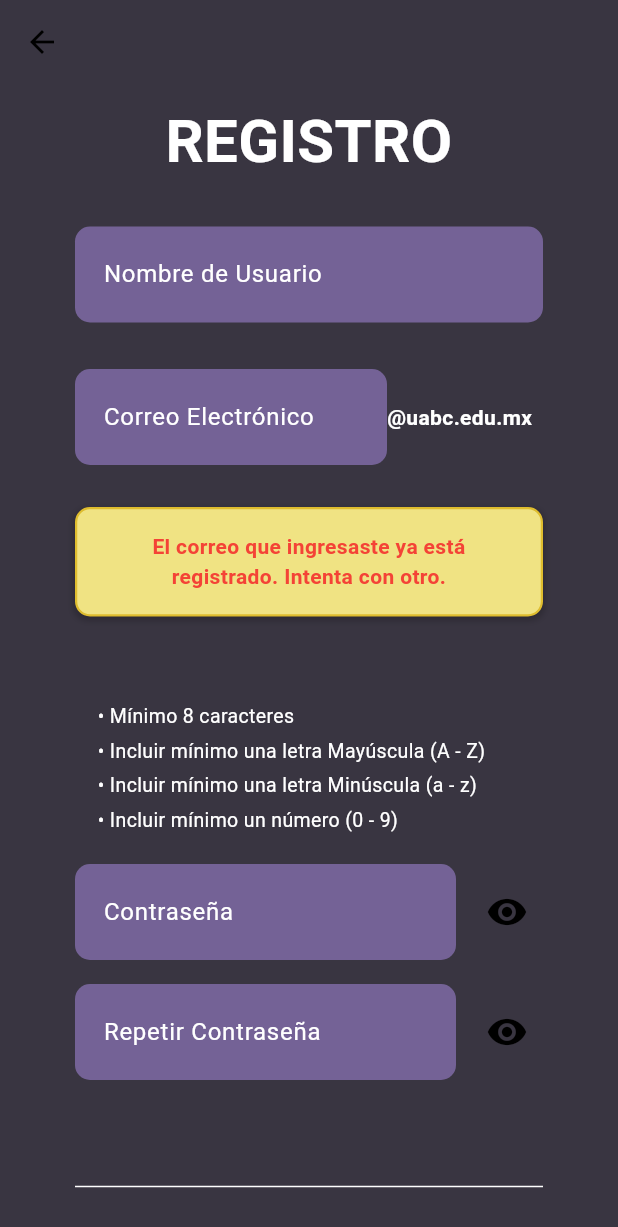
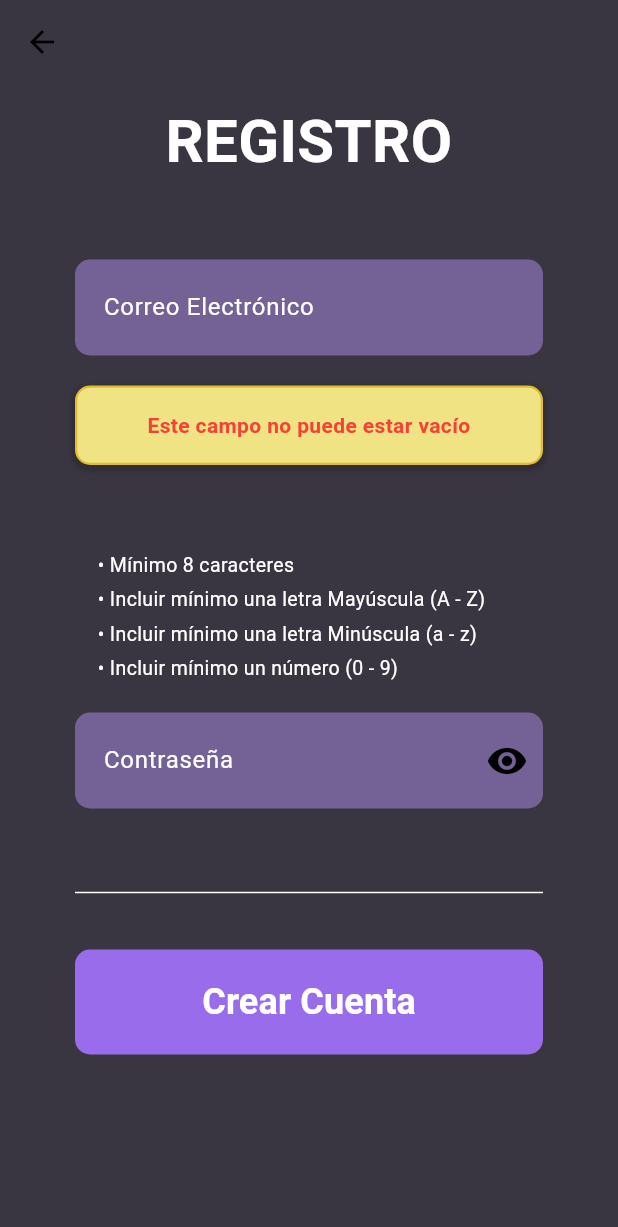
Before and after one commit to brandonAS09/NexusAR, a Flutter app: the RegistroScreen screen opened directly, after a tap on "Crear Cuenta", on a phone screen of 412 x 824 dp. Shown: the top 1227 px of the screen. Run offline on Flutter 3.47's test engine with Material 3 defaults, Android fonts, the light colour scheme and no system bars.

Commit message:
Se arreglaron todos los errores de las pantallas

```diff
--- a/lib/components/campo_correo_registro.dart
+++ /dev/null
@@ -1,63 +0,0 @@
-import 'package:flutter/material.dart';
-import 'package:nexus_ar/core/app_colors.dart';
-
-class CampoCorreoRegistro extends StatelessWidget {
-  const CampoCorreoRegistro({super.key});
-
-  @override
-  Widget build(BuildContext context) {
-    const borderRadius = BorderRadius.all(Radius.circular(10));
-
-    final baseDecoration = InputDecoration(
-      border: InputBorder.none,
-      enabledBorder: const OutlineInputBorder(
-        borderRadius: borderRadius,
-        borderSide: BorderSide.none
-      ),
-      focusedBorder: const OutlineInputBorder(
-        borderRadius: borderRadius,
-        borderSide: BorderSide.none
-      ),
-      filled: true,
-      fillColor: AppColors.fieldTextColor,
-      contentPadding: const EdgeInsets.symmetric(vertical: 20, horizontal: 15),
-      hintStyle: const TextStyle(color: Colors.white, fontSize: 16)
-    );
-
-    return Padding(
-      padding: const EdgeInsets.symmetric(vertical: 8),
-      child: Row(
-        crossAxisAlignment: CrossAxisAlignment.center,
-        children: [
-          // Campo para ingresar texto
-          Expanded(
-            flex: 2,
-            child: TextField(
-              keyboardType: TextInputType.emailAddress,
-              decoration: baseDecoration.copyWith(
-                hintText: "Correo Electrónico"
-              ),
-              style: const TextStyle(color: Colors.white),
-            ),
-          ),
-          // texto uabc
-          Expanded(
-            flex: 1,
-            child: Container(
-              height: 60,
-              alignment: Alignment.centerLeft,
-              child: const Text(
-                "@uabc.edu.mx",
-                style: TextStyle(
-                  color: Colors.white,
-                  fontSize: 14,
-                  fontWeight: FontWeight.bold
-                ),
-              ),
-            ),
-          )
-        ],
-      ),
-    );
-  }
-}
--- a/lib/screens/inicio_sesion.dart
+++ b/lib/screens/inicio_sesion.dart
@@ -13,25 +13,55 @@ class InicioSesion extends StatefulWidget {
 }
 
 class _InicioSesionState extends State<InicioSesion> {
-  bool _mostrarError = false;
-  final String _mensajeError =
-      "El correo o la contraseña son incorrectos. Por favor intentelo de nuevo.";
+  String? _errorActual;
+  static const String _msgVacioCorreo =
+      "El campo de correo electronico se encuentra vacio. Por favor intentelo de nuevo.";
+  static const String _msgVacioContrasena =
+      "El campo de la contraseña se encuentra vacio. Por favor intentelo de nuevo.";
+  static const String _msgNoInstitucional =
+      "El correo electronico debe ser institucional (uabc.edu.mx). Por favor intentelo de nuevo.";
+  static const String _msgNoRegistrado =
+      "Este correo electronico no se encuentra registrado.";
+  static const String _msgContrasenaIncorrecta =
+      "La contraseña es incorrecta. Por favor intentelo de nuevo.";
 
   void _simularLogin() {
     setState(() {
-      _mostrarError = true;
+      _errorActual = null;
+
+      final int modulo = DateTime.now().second % 5;
+
+      switch (modulo) {
+        case 0:
+          _errorActual = _msgVacioCorreo;
+          break;
+        case 1:
+          _errorActual = _msgVacioContrasena;
+          break;
+        case 2:
+          _errorActual = _msgNoInstitucional;
+          break;
+        case 3:
+          _errorActual = _msgNoRegistrado;
+          break;
+        case 4:
+          _errorActual = _msgContrasenaIncorrecta;
+          break;
+      }
     });
   }
 
   void _goToRegistro() {
     Navigator.push(
       context,
-      MaterialPageRoute(builder: (context) => const RegistroScreen())
+      MaterialPageRoute(builder: (context) => const RegistroScreen()),
     );
   }
 
   @override
   Widget build(BuildContext context) {
+    final bool hayError = _errorActual != null;
+
     return SingleChildScrollView(
       child: Padding(
         padding: const EdgeInsets.symmetric(horizontal: 50),
@@ -40,7 +70,8 @@ class _InicioSesionState extends State<InicioSesion> {
           crossAxisAlignment: CrossAxisAlignment.stretch,
           children: [
             const SizedBox(height: 40),
-            // Texto de la parte de arriba
+
+            // Titulo
             const Text(
               "INICIAR SESION",
               style: TextStyle(
@@ -50,22 +81,25 @@ class _InicioSesionState extends State<InicioSesion> {
               ),
               textAlign: TextAlign.center,
             ),
-            SizedBox(height: 50),
+
+            const SizedBox(height: 50),
+
             // Campos de texto
             const DatosInicioSesion(),
-            if (_mostrarError) AvisoError(mensaje: _mensajeError),
 
-            if (!_mostrarError)
-              const SizedBox(height: 150),
+            if (hayError) AvisoError(mensaje: _errorActual!),
 
-            // Boton ingresar
+            if (!hayError) const SizedBox(height: 150),
+
+            SizedBox(height: 100,),
+            // boton ingresar
             BotonInicioSesion(texto: "Ingresar", onPressed: _simularLogin),
             const SizedBox(height: 30),
 
             const Divider(color: Colors.white, thickness: 1),
             const SizedBox(height: 15),
 
-            // Enlace registrarse
+            // enlace registrarse
             EnlaceTextoIs(
               textoPrincipal: "No tienes cuenta?",
               textoEnlace: "Registrate aquí",
--- a/lib/screens/registro.dart
+++ b/lib/screens/registro.dart
@@ -1,6 +1,5 @@
 import 'package:flutter/material.dart';
 import 'package:nexus_ar/components/boton_inicio_sesion.dart';
-import 'package:nexus_ar/components/campo_correo_registro.dart';
 import 'package:nexus_ar/components/requisitos_contra.dart';
 import 'package:nexus_ar/components/aviso_error.dart';
 import 'package:nexus_ar/core/app_colors.dart';
@@ -13,52 +12,49 @@ class RegistroScreen extends StatefulWidget {
 }
 
 class _RegistroScreenState extends State<RegistroScreen> {
-  bool _errorCorreoYaExiste = false;
-  bool _errorContrasenaNoCoincide = false;
-  bool _errorContrasenaNoCumpleRequisitos = false;
-  bool _passwordVisible1 = false;
-  bool _passwordVisible2 = false;
+  String? _errorCorreo;
+  String? _errorContrasena;
+  bool _passwordVisible = false;
+  static const String _msgVacio = "Este campo no puede estar vacío";
+  static const String _msgNoInstitucional = "El correo debe ser institucional (uabc.edu.mx)";
+  static const String _msgNoCumpleRequisitos = "La contraseña no cumple con los requisitos";
+  static const String _msgCorreoYaExiste = "El correo ya se encuentra registrado";
 
-  void _togglePasswordVisibility1() {
+
+  void _togglePasswordVisibility() {
     setState(() {
-      _passwordVisible1 = !_passwordVisible1;
+      _passwordVisible = !_passwordVisible;
     });
   }
 
-  void _togglePasswordVisibility2() {
-    setState(() {
-      _passwordVisible2 = !_passwordVisible2;
-    });
-  }
-
-  // SIMULACIÓN DE REGISTRO Y ACTIVACIÓN DE ERRORES
   void _simularCrearCuenta() {
     setState(() {
-      _errorCorreoYaExiste = false;
-      _errorContrasenaNoCoincide = false;
-      _errorContrasenaNoCumpleRequisitos = false;
+      _errorCorreo = null;
+      _errorContrasena = null;
     });
 
-    // Esto simula que el backend regresa diferentes tipos de fallos.
-    if (DateTime.now().second % 3 == 0) {
-      // Error: Correo ya existe
-      setState(() {
-        _errorCorreoYaExiste = true;
-      });
-    } else if (DateTime.now().second % 3 == 1) {
-      // Error: Contraseñas no coinciden
-      setState(() {
-        _errorContrasenaNoCoincide = true;
-      });
-    } else {
-      // Error: Contraseña no cumple requisitos
-      setState(() {
-        _errorContrasenaNoCumpleRequisitos = true;
-      });
+    final int modulo = DateTime.now().second % 5;
+
+    switch (modulo) {
+      case 0: // Error 1: Campo Correo Vacío
+        setState(() { _errorCorreo = _msgVacio; });
+        break;
+      case 1: // Error 2: Correo No Institucional
+        setState(() { _errorCorreo = _msgNoInstitucional; });
+        break;
+      case 2: // Error 3: Correo ya registrado
+        setState(() { _errorCorreo = _msgCorreoYaExiste; });
+        break;
+      case 3: // Error 4: Contraseña Vacía
+        setState(() { _errorContrasena = _msgVacio; });
+        break;
+      case 4: // Error 5: Contraseña no cumple requisitos
+        setState(() { _errorContrasena = _msgNoCumpleRequisitos; });
+        break;
     }
   }
 
-  Widget _buildNormalField(String hintText) {
+  Widget _buildPasswordField() {
     const borderRadius = BorderRadius.all(Radius.circular(10.0));
 
     final baseDecoration = InputDecoration(
@@ -80,24 +76,50 @@ class _RegistroScreenState extends State<RegistroScreen> {
       hintStyle: const TextStyle(color: Colors.white, fontSize: 16),
     );
 
+    final bool mostrarErrorContrasena = _errorContrasena != null;
+
     return Padding(
       padding: const EdgeInsets.symmetric(vertical: 8),
-      child: TextField(
-        obscureText: false,
-        decoration: baseDecoration.copyWith(hintText: hintText),
-        style: const TextStyle(color: Colors.white),
+      child: Column(
+        crossAxisAlignment: CrossAxisAlignment.stretch,
+        children: [
+          Row(
+            crossAxisAlignment: CrossAxisAlignment.center,
+            children: [
+              Expanded(
+                child: TextField(
+                  obscureText: !_passwordVisible,
+                  decoration: baseDecoration.copyWith(
+                    hintText: "Contraseña",
+                    suffixIcon: IconButton(
+                      icon: Icon(
+                        _passwordVisible ? Icons.visibility_off : Icons.visibility,
+                        color: Colors.black,
+                        size: 28,
+                      ),
+                      onPressed: _togglePasswordVisibility,
+                    ),
+                  ),
+                  style: const TextStyle(color: Colors.white),
+                ),
+              ),
+            ],
+          ),
+          if (mostrarErrorContrasena)
+            AvisoError(mensaje: _errorContrasena!),
+        ],
       ),
     );
   }
+  InputDecoration _buildInputDecoration({
+    required String hintText,
+    required bool isError,
+    String? errorMessage,
+  }) {
+    const borderRadius = BorderRadius.all(Radius.circular(10.0));
+    Color fillColor = AppColors.fieldTextColor;
 
-  Widget _buildPasswordField(
-    String hintText,
-    bool isVisible,
-    VoidCallback toggleVisibility,
-  ) {
-    const borderRadius = BorderRadius.all(Radius.circular(10.0));
-
-    final baseDecoration = InputDecoration(
+    return InputDecoration(
       border: InputBorder.none,
       enabledBorder: const OutlineInputBorder(
         borderRadius: borderRadius,
@@ -108,46 +130,20 @@ class _RegistroScreenState extends State<RegistroScreen> {
         borderSide: BorderSide.none,
       ),
       filled: true,
-      fillColor: AppColors.fieldTextColor,
+      fillColor: fillColor,
       contentPadding: const EdgeInsets.symmetric(
         vertical: 20.0,
         horizontal: 15.0,
       ),
+      hintText: hintText,
       hintStyle: const TextStyle(color: Colors.white, fontSize: 16),
-    );
-
-    return Padding(
-      padding: const EdgeInsets.symmetric(vertical: 8),
-      child: Row(
-        crossAxisAlignment: CrossAxisAlignment.center,
-        children: [
-          Expanded(
-            child: TextField(
-              obscureText: !isVisible,
-              decoration: baseDecoration.copyWith(hintText: hintText),
-              style: const TextStyle(color: Colors.white),
-            ),
-          ),
-          Container(
-            margin: const EdgeInsets.only(left: 10.0),
-            child: IconButton(
-              padding: EdgeInsets.zero,
-              constraints: const BoxConstraints(),
-              icon: Icon(
-                isVisible ? Icons.visibility_off : Icons.visibility,
-                color: Colors.black,
-                size: 28,
-              ),
-              onPressed: toggleVisibility,
-            ),
-          ),
-        ],
-      ),
     );
   }
 
   @override
   Widget build(BuildContext context) {
+    final bool hayErrorCorreo = _errorCorreo != null;
+
     return Scaffold(
       backgroundColor: AppColors.backgroundColor,
       appBar: AppBar(
@@ -175,22 +171,22 @@ class _RegistroScreenState extends State<RegistroScreen> {
                 textAlign: TextAlign.center,
               ),
 
-              const SizedBox(height: 20),
+              const SizedBox(height: 50),
 
-              // Usuario
-              _buildNormalField("Nombre de Usuario"),
+              // Correo Electrónico
+              TextField(
+                keyboardType: TextInputType.emailAddress,
+                decoration: _buildInputDecoration(
+                  hintText: "Correo Electrónico",
+                  isError: hayErrorCorreo,
+                  errorMessage: _errorCorreo,
+                ),
+                style: const TextStyle(color: Colors.white),
+              ),
 
-              const SizedBox(height: 15),
-
-              // correo
-              const CampoCorreoRegistro(),
-
-              // ERROR: Correo ya registrado
-              if (_errorCorreoYaExiste)
-                const AvisoError(
-                  mensaje:
-                      "El correo que ingresaste ya está registrado. Intenta con otro.",
-                ),
+              // Aviso de error del correo
+              if (hayErrorCorreo)
+                AvisoError(mensaje: _errorCorreo!),
 
               const SizedBox(height: 25),
 
@@ -198,38 +194,11 @@ class _RegistroScreenState extends State<RegistroScreen> {
               const RequisitosContra(),
 
               // ingresar contra
-              _buildPasswordField(
-                "Contraseña",
-                _passwordVisible1,
-                _togglePasswordVisibility1,
-              ),
-
-              // repetir contra
-              _buildPasswordField(
-                "Repetir Contraseña",
-                _passwordVisible2,
-                _togglePasswordVisibility2,
-              ),
-
-              // ERROR: Contraseña no cumple con requisitos
-              if (_errorContrasenaNoCumpleRequisitos)
-                const AvisoError(
-                  mensaje:
-                      "La contraseña no cumple con los requerimientos. Intenta de nuevo.",
-                ),
-
-              if (!_errorContrasenaNoCumpleRequisitos)
-                const SizedBox(height: 15),
-
-              // ERROR: Contraseñas no coinciden
-              if (_errorContrasenaNoCoincide)
-                const AvisoError(
-                  mensaje: "La contraseña no concuerda. Intenta de nuevo.",
-                ),
+              _buildPasswordField(),
 
               const SizedBox(height: 40),
 
-              // linea
+              // linea divisoria
               const Divider(color: Colors.white, thickness: 1),
 
               const SizedBox(height: 30),
```
